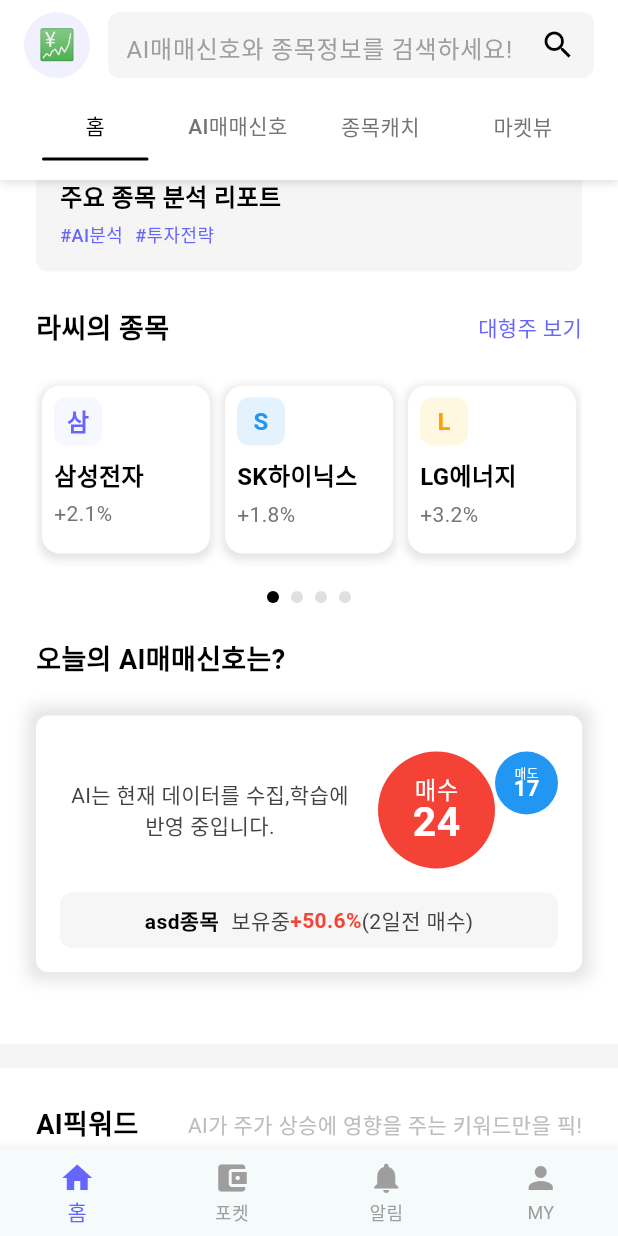
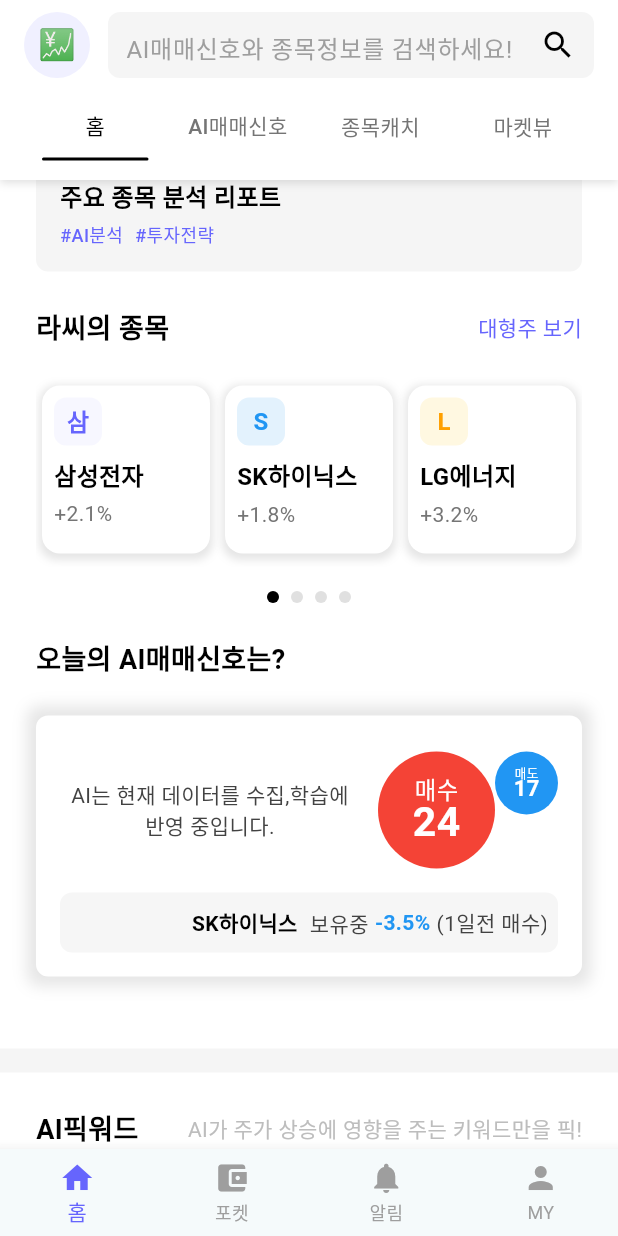
Before and after one commit to kind4u/rassi_clone, a Flutter app: the screen it shows after launch, scrolled down 200 dp, on a phone screen of 412 x 824 dp. Run offline on Flutter 3.47's test engine with Material 3 defaults, Android fonts, the phone set to English and light mode, and no system bars; our stand-ins replace font_awesome_flutter.

Commit message:
ai 매매신호 파트 carosual text 구현

```diff
--- a/lib/components/common/ai_description_card.dart
+++ b/lib/components/common/ai_description_card.dart
@@ -1,26 +1,103 @@
+import 'dart:async';
 import 'package:flutter/material.dart';
 import 'package:rassi_clone/components/common/build_circle.dart';
 
-class AiDescriptionCard extends StatelessWidget {
+class AiDescriptionCard extends StatefulWidget {
   const AiDescriptionCard({super.key});
 
-  // 매수/매도 수치 비교해서 크기 비율 계산
+  @override
+  State<AiDescriptionCard> createState() => _AiDescriptionCardState();
+}
+
+class _AiDescriptionCardState extends State<AiDescriptionCard> {
+  static const Duration _autoScrollInterval = Duration(seconds: 4);
+  static const Duration _pageTransitionDuration = Duration(milliseconds: 400);
+  static const Curve _pageTransitionCurve = Curves.easeInOut;
+  static const Color _secondaryTextColor = Color(0xFF424242);
+  static const int _initialPageIndex = 1;
+
+  late PageController _pageController;
+  late Timer _timer;
+  int _currentPage = _initialPageIndex;
+
+  final List<Map<String, String>> _stockData = [
+    {'name': 'asd종목', 'status': '보유중', 'rate': '+50.6%', 'info': '(2일전 매수)'},
+    {'name': '삼성전자', 'status': '보유중', 'rate': '+12.3%', 'info': '(5일전 매수)'},
+    {'name': 'SK하이닉스', 'status': '보유중', 'rate': '-3.5%', 'info': '(1일전 매수)'},
+    {'name': '카카오', 'status': '보유중', 'rate': '+25.8%', 'info': '(3일전 매수)'},
+  ];
+
+  int get _totalCarouselPages => _stockData.length + 2;
+
+  @override
+  void initState() {
+    super.initState();
+    _pageController = PageController(initialPage: _initialPageIndex);
+    _startAutoScroll();
+  }
+
+  @override
+  void dispose() {
+    _timer.cancel();
+    _pageController.dispose();
+    super.dispose();
+  }
+
+  void _startAutoScroll() {
+    _timer = Timer.periodic(_autoScrollInterval, (timer) {
+      if (_pageController.hasClients) {
+        _currentPage++;
+        _pageController.animateToPage(
+          _currentPage,
+          duration: _pageTransitionDuration,
+          curve: _pageTransitionCurve,
+        );
+      }
+    });
+  }
+
+  void _handleInfiniteScroll(int index) {
+    final isRightEdge = index == _stockData.length + 1;
+    final isLeftEdge = index == 0;
+
+    if (isRightEdge) {
+      Future.delayed(_pageTransitionDuration, () {
+        if (mounted && _pageController.hasClients) {
+          _pageController.jumpToPage(1);
+          _currentPage = 1;
+        }
+      });
+    } else if (isLeftEdge) {
+      Future.delayed(_pageTransitionDuration, () {
+        if (mounted && _pageController.hasClients) {
+          _pageController.jumpToPage(_stockData.length);
+          _currentPage = _stockData.length;
+        }
+      });
+    }
+  }
+
+  Map<String, String> _getStockDataByIndex(int index) {
+    if (index == 0) {
+      return _stockData.last;
+    } else if (index == _stockData.length + 1) {
+      return _stockData.first;
+    } else {
+      return _stockData[index - 1];
+    }
+  }
+
   Map<String, double> _calculateSizes(int buyCount, int sellCount) {
     const double baseSize = 60.0;
 
     if (buyCount == sellCount) {
-      // 1:1 비율
       return {'buy': baseSize, 'sell': baseSize};
     } else if (buyCount > sellCount) {
-      // 3:2 비율
       return {'buy': baseSize * 1.3, 'sell': baseSize * 0.7};
     } else {
-      // 2:3 비율
       return {'buy': baseSize * 0.7, 'sell': baseSize * 1.3};
     }
   }
-
-  // Circle 위젯 생성 (내부에 라벨과 숫자)
 
   @override
   Widget build(BuildContext context) {
@@ -56,7 +133,10 @@
                   Expanded(
                     child: Text(
                       'AI는 현재 데이터를 수집,학습에\n반영 중입니다.',
-                      style: TextStyle(fontSize: 14, color: Color(0xFF424242)),
+                      style: TextStyle(
+                        fontSize: 14,
+                        color: _secondaryTextColor,
+                      ),
                       textAlign: TextAlign.center,
                     ),
                   ),
@@ -90,17 +170,46 @@
               ),
             ),
             SizedBox(height: 8),
-            Container(
+            _buildStockCarousel(),
+          ],
+        ),
+      ),
+    );
+  }
+
+  Widget _buildStockCarousel() {
+    return Container(
+      height: 40,
       padding: EdgeInsets.all(8),
       decoration: BoxDecoration(
-                color: Color(0xFF424242).withValues(alpha: 0.05),
+        color: _secondaryTextColor.withValues(alpha: 0.05),
         borderRadius: BorderRadius.circular(8),
       ),
-              child: Row(
+      child: PageView.builder(
+        controller: _pageController,
+        itemCount: _totalCarouselPages,
+        onPageChanged: (index) {
+          setState(() {
+            _currentPage = index;
+          });
+          _handleInfiniteScroll(index);
+        },
+        itemBuilder: (context, index) {
+          final stock = _getStockDataByIndex(index);
+          return _buildStockItem(stock);
+        },
+      ),
+    );
+  }
+
+  Widget _buildStockItem(Map<String, String> stock) {
+    final isPositive = stock['rate']!.startsWith('+');
+
+    return Row(
       mainAxisAlignment: MainAxisAlignment.center,
       children: [
         Text(
-                    'asd종목',
+          stock['name']!,
           style: TextStyle(
             fontSize: 14,
             color: Colors.black,
@@ -109,27 +218,24 @@
         ),
         SizedBox(width: 8),
         Text(
-                    '보유중',
-                    style: TextStyle(fontSize: 14, color: Color(0xFF424242)),
+          stock['status']!,
+          style: TextStyle(fontSize: 14, color: _secondaryTextColor),
         ),
+        SizedBox(width: 4),
         Text(
-                    '+50.6%',
+          stock['rate']!,
           style: TextStyle(
             fontSize: 14,
-                      color: Colors.red,
+            color: isPositive ? Colors.red : Colors.blue,
             fontWeight: FontWeight.w600,
           ),
         ),
+        SizedBox(width: 4),
         Text(
-                    '(2일전 매수)',
-                    style: TextStyle(fontSize: 14, color: Color(0xFF424242)),
+          stock['info']!,
+          style: TextStyle(fontSize: 14, color: _secondaryTextColor),
         ),
       ],
-              ),
-            ),
-          ],
-        ),
-      ),
     );
   }
 }
```
Lines whose indentation alone changed are shown as unchanged.
